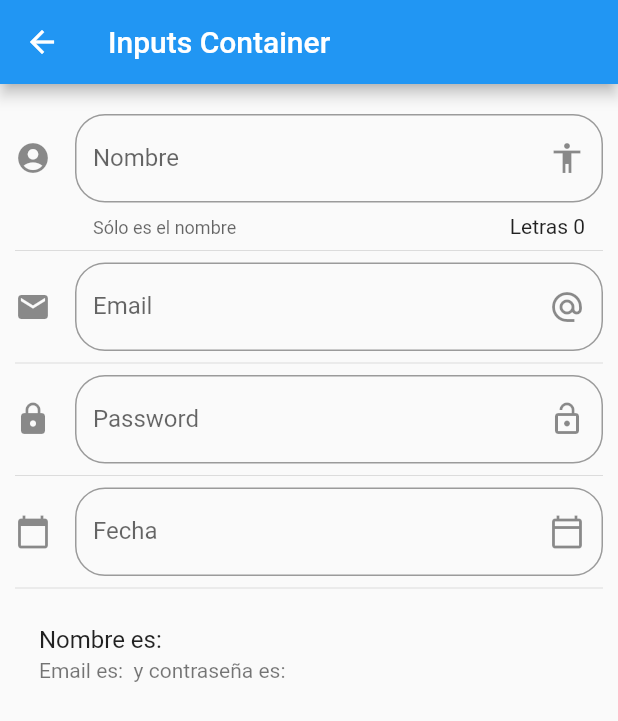
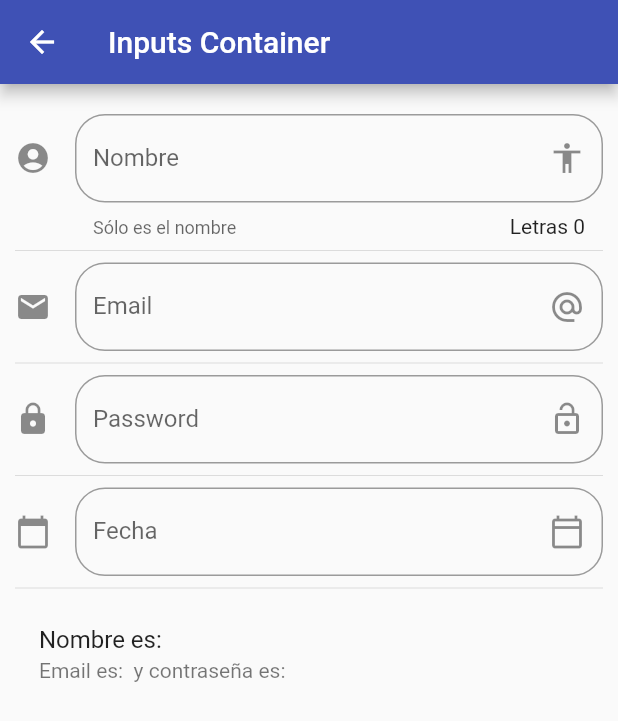
Before and after one commit to mishrole/Flutter_Componentes, a Flutter app: the screen it shows after launch, after a tap on "Inputs", on a phone screen of 412 x 824 dp. Shown: the top 721 px of the screen. Run offline on Flutter 3.47's test engine with Material 2 defaults, Android fonts, the phone set to English and light mode, and no system bars; network calls fail.

Commit message:
[Add]: Datepicker language + Theme Color

```diff
--- a/lib/main.dart
+++ b/lib/main.dart
@@ -1,6 +1,7 @@
+import 'package:flutter/material.dart';
+import 'package:flutter_localizations/flutter_localizations.dart';
 import 'package:componentes/src/pages/alert_page.dart';
 import 'package:componentes/src/routes/routes.dart';
-import 'package:flutter/material.dart';
 
 void main() => runApp(MyApp());
 
@@ -10,7 +11,17 @@ class MyApp extends StatelessWidget {
     return MaterialApp(
       title: 'Componentes App',
       debugShowCheckedModeBanner: false,
-      //home: HomePage()
+      localizationsDelegates: [
+        GlobalMaterialLocalizations.delegate,
+        GlobalWidgetsLocalizations.delegate,
+      ],
+      supportedLocales: [
+        const Locale('en', 'US'),
+        const Locale('es', 'ES'),
+      ],
+      theme: ThemeData(
+        primarySwatch: Colors.indigo,
+      ),
       initialRoute: '/',
       routes: getApplicationRoutes(),
       onGenerateRoute: ( RouteSettings settings ) {
--- a/lib/src/pages/input_page.dart
+++ b/lib/src/pages/input_page.dart
@@ -120,6 +120,7 @@ class _InputPageState extends State<InputPage> {
       initialDate: new DateTime.now(),
       firstDate: new DateTime(2018),
       lastDate: new DateTime(2025),
+      locale: Locale('es', 'ES'),
     );
 
     if (picked != null) {
--- a/pubspec.yaml
+++ b/pubspec.yaml
@@ -24,6 +24,8 @@ dependencies:
   flutter:
     sdk: flutter
 
+  flutter_localizations:
+    sdk: flutter
 
   # The following adds the Cupertino Icons font to your application.
   # Use with the CupertinoIcons class for iOS style icons.
```
Also changed, not shown: pubspec.lock.
